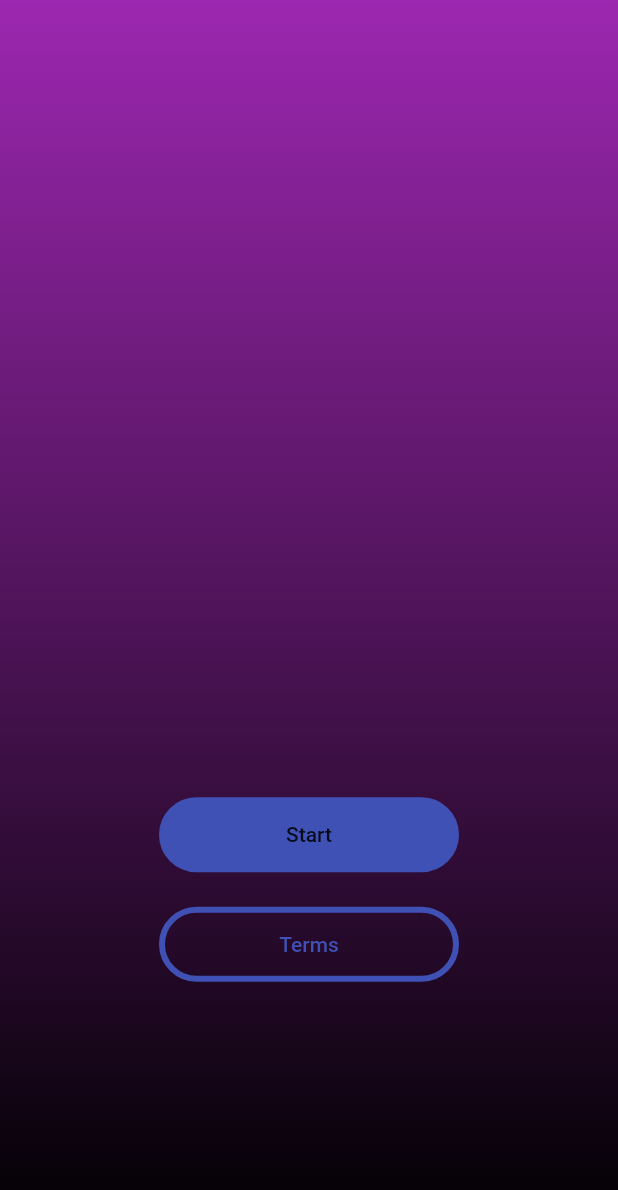
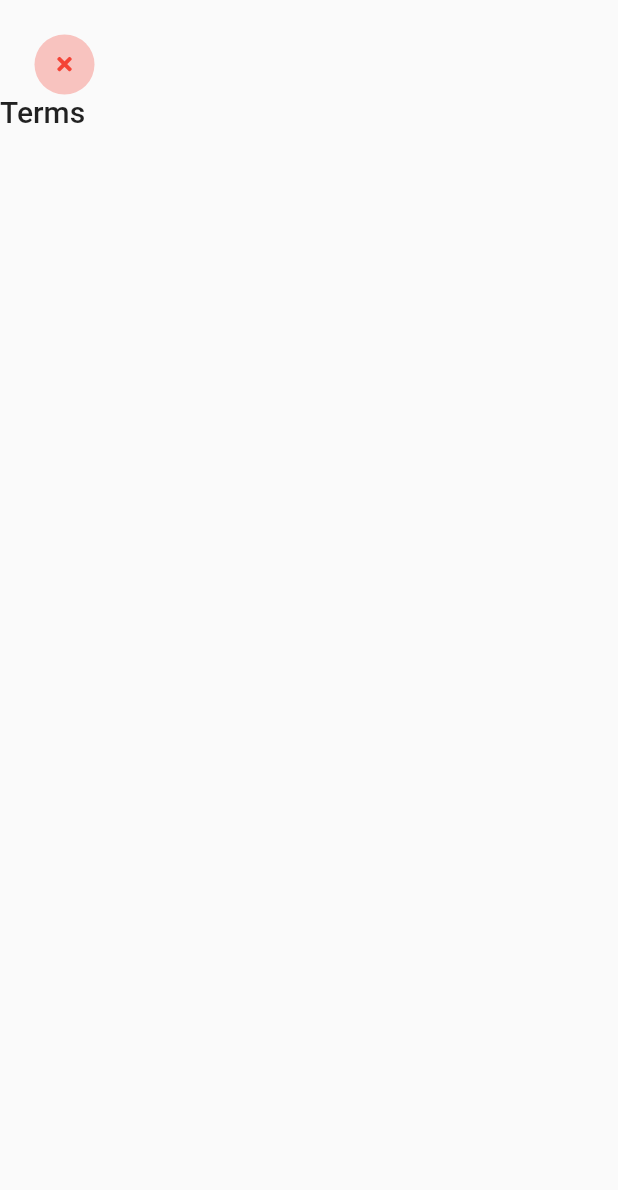
Before and after one commit to ninest/Shots, a Flutter app: the screen it shows after launch, after a tap on "Terms", on a phone screen of 412 x 824 dp. Shown: the top 1190 px of the screen. Run offline on Flutter 3.47's test engine with Material 2 defaults, Android fonts, the phone set to English and light mode, and no system bars; our stand-ins replace auto_route, font_awesome_flutter, google_fonts, yaml.

Commit message:
added title text, back button improvements, basic terms page

```diff
--- a/lib/app/components/core/buttons/close_buttons.dart
+++ b/lib/app/components/core/buttons/close_buttons.dart
@@ -5,6 +5,10 @@ import 'package:shots/app/router/router.gr.dart';
 import 'package:shots/app/styles/values.dart';
 
 class AppCloseButton extends StatelessWidget {
+  final IconData iconData;
+  final Color color;
+  AppCloseButton({this.iconData, this.color});
+
   @override
   Widget build(BuildContext context) {
     return InkWell(
@@ -20,8 +24,8 @@ class AppCloseButton extends StatelessWidget {
           borderRadius: BorderRadius.circular(100.0),
         ),
         child: Icon(
-          FontAwesomeIcons.times,
-          color: Colors.red,
+          iconData ?? FontAwesomeIcons.times,
+          color: color ?? Colors.red,
           size: Theme.of(context).textTheme.button.fontSize,
         ),
       ),
--- /dev/null
+++ b/lib/app/components/core/buttons/title_text.dart
@@ -0,0 +1,16 @@
+import 'package:flutter/material.dart';
+
+class TitleText extends StatelessWidget {
+  final String text;
+  TitleText({this.text});
+
+  @override
+  Widget build(BuildContext context) {
+    return Container(
+      child: Text(
+        text,
+        style: Theme.of(context).textTheme.title,
+      ),
+    );
+  }
+}
--- a/lib/app/components/core/page_template.dart
+++ b/lib/app/components/core/page_template.dart
@@ -1,7 +1,7 @@
 import 'package:flutter/material.dart';
 
 class PageTemplate extends StatelessWidget {
-  final List children;
+  final List<Widget> children;
 
   PageTemplate({@required this.children});
 
@@ -10,7 +10,8 @@ class PageTemplate extends StatelessWidget {
     // un comment if we want use this as a safe area for notch/rounded corners
     // double statusBarHeight = MediaQuery.of(context).padding.top;
 
-    return Container(
+    return SafeArea(
+      top: true,
       child: CustomScrollView(slivers: <Widget>[
 
         // un comment if required
--- a/lib/app/components/game/game_route.dart
+++ b/lib/app/components/game/game_route.dart
@@ -13,8 +13,6 @@ class GameRoute extends StatelessWidget {
     // including theis here to change the background color
     final CardProvider cardProvider = Provider.of<CardProvider>(context, listen: true);
     ShotCardModel currentCard = cardProvider.cards[cardProvider.currentCardIndex];
-
-    for (var i = cardProvider.nextCardsNo; i >= 1; i--) print(i);
 
     return Scaffold(
       body: AnimatedContainer(
--- a/lib/app/components/home/components/home_buttons.dart
+++ b/lib/app/components/home/components/home_buttons.dart
@@ -28,7 +28,11 @@ class HomeButtons extends StatelessWidget {
           color: Colors.indigo,
           width: 200.0,
           outline: true,
-          onTap: () => {},
+          onTap: () {
+            // ExtendedNavigator.ofRouter<Router>().pushNamed(Routes.termsRoute);
+            ExtendedNavigator.of(context).pushNamed(Routes.termsRoute);
+
+          },
         )
       ],
     );
--- /dev/null
+++ b/lib/app/components/terms/terms_route.dart
@@ -0,0 +1,22 @@
+import 'package:flutter/material.dart';
+import 'package:shots/app/components/core/buttons/close_buttons.dart';
+import 'package:shots/app/components/core/buttons/title_text.dart';
+import 'package:shots/app/utils/extensions.dart';
+import 'package:shots/app/components/core/page_template.dart';
+
+class TermsRoute extends StatelessWidget {
+  @override
+  Widget build(BuildContext context) {
+    return PageTemplate(
+      children: <Widget>[
+        Column(
+          crossAxisAlignment: CrossAxisAlignment.start,
+          children: <Widget>[
+            AppCloseButton(),
+            TitleText(text: "Terms",)
+          ],
+        ).sliver(),
+      ],
+    ).scaffold();
+  }
+}
--- a/lib/app/router/router.dart
+++ b/lib/app/router/router.dart
@@ -1,6 +1,7 @@
 import 'package:auto_route/auto_route_annotations.dart';
 import 'package:shots/app/components/game/game_route.dart';
 import 'package:shots/app/components/home/home_route.dart';
+import 'package:shots/app/components/terms/terms_route.dart';
 
 @MaterialAutoRouter()
 class $Router {
@@ -9,4 +10,7 @@ class $Router {
 
   @CupertinoRoute(fullscreenDialog: true)
   GameRoute gameRoute;
+
+  // @CupertinoRoute()
+  TermsRoute termsRoute;
 }
```
Also changed, not shown: lib/app/router/router.gr.dart, lib/app/terms/terms_route.dart (deleted), 1 other file.
